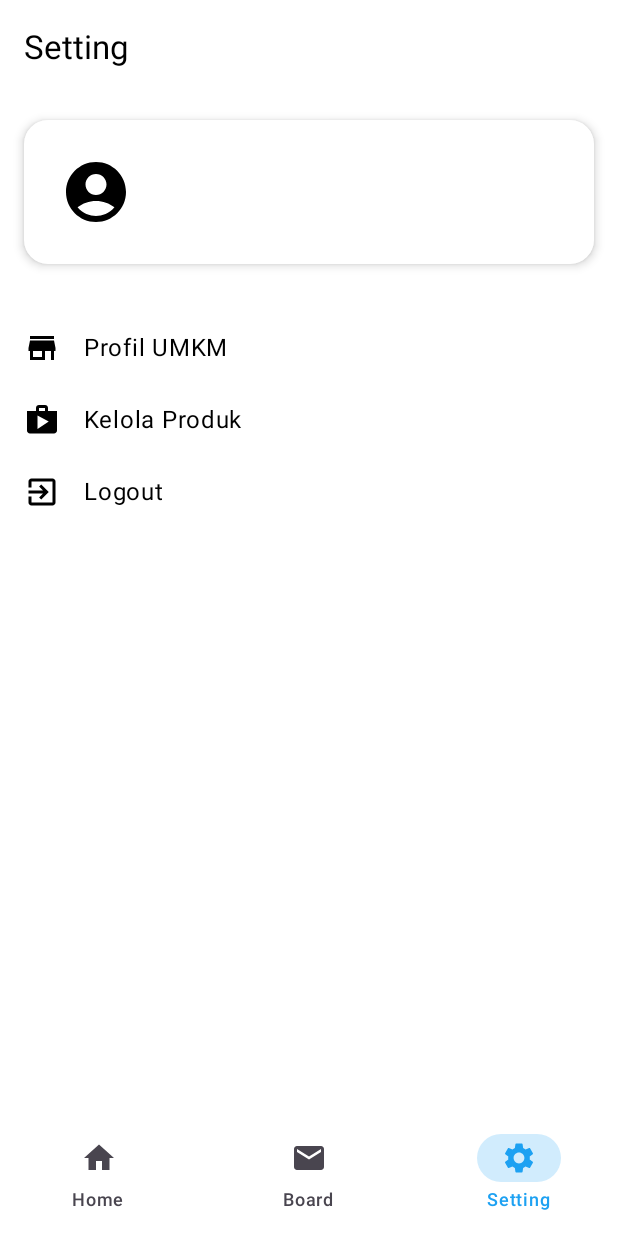
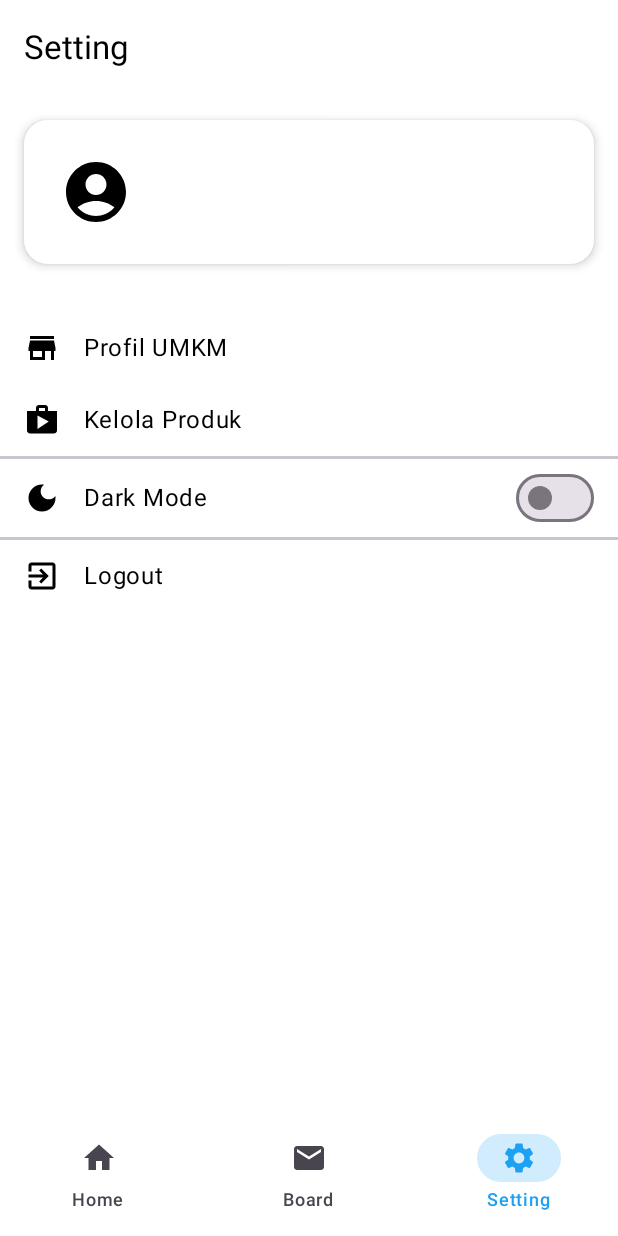
Before and after one commit to hafidz111/busy-mate, an Android app built with Jetpack Compose: the SettingScreen screen opened through its navigation route, on a phone screen of 412 x 824 dp. Run offline under Robolectric (Android 15) with nearby library versions, the phone set to English and light mode, and no system bars; our stand-ins replace Firebase (no records; nobody signed in at launch, a user with empty details on screens opened directly); pictures from the network do not load.

Commit message:
Fitur Dark Mode

```diff
--- a/app/build.gradle.kts
+++ b/app/build.gradle.kts
@@ -63,6 +63,7 @@ dependencies {
     implementation(libs.androidx.ui.tooling.preview)
     implementation(libs.androidx.material3)
     implementation(libs.firebase.database.ktx)
+    implementation(libs.androidx.runtime.livedata)
     testImplementation(libs.junit)
     androidTestImplementation(libs.androidx.junit)
     androidTestImplementation(libs.androidx.espresso.core)
@@ -82,4 +83,8 @@ dependencies {
     implementation(libs.ktor.client.okhttp)
     implementation (libs.kotlinx.coroutines.core)
     implementation (libs.kotlinx.coroutines.android)
+    implementation(libs.androidx.datastore.preferences)
+    implementation(libs.androidx.lifecycle.viewmodel.ktx)
+    implementation(libs.androidx.lifecycle.livedata.ktx)
+    implementation(libs.kotlinx.coroutines.core)
 }
--- a/app/src/main/java/com/example/busymate/BusyMateApp.kt
+++ b/app/src/main/java/com/example/busymate/BusyMateApp.kt
@@ -42,13 +42,15 @@ import com.example.busymate.ui.screen.manageproduct.ManageProductScreen
 import com.example.busymate.ui.screen.profileuser.ProfileUserScreen
 import com.example.busymate.ui.screen.register.RegisterScreen
 import com.example.busymate.ui.screen.setting.SettingScreen
+import com.example.busymate.ui.screen.setting.SettingViewModel
 
 @Composable
 fun BusyMateApp(
     modifier: Modifier = Modifier,
     isLoggedIn: Boolean,
     onLogout: () -> Unit,
-    navController: NavHostController = rememberNavController()
+    navController: NavHostController = rememberNavController(),
+    settingViewModel: SettingViewModel,
 ) {
     val navBackStackEntry by navController.currentBackStackEntryAsState()
     val currentRoute = navBackStackEntry?.destination?.route
@@ -228,7 +230,8 @@ fun BusyMateApp(
                     onProfileUMKM = {
                         navController.navigate("profile_umkm")
                     },
-                    navController = navController
+                    navController = navController,
+                    viewModel = settingViewModel
                 )
             }
             composable(
--- a/app/src/main/java/com/example/busymate/MainActivity.kt
+++ b/app/src/main/java/com/example/busymate/MainActivity.kt
@@ -5,11 +5,19 @@ import android.content.Context
 import android.os.Bundle
 import androidx.activity.ComponentActivity
 import androidx.activity.compose.setContent
+import androidx.compose.runtime.collectAsState
 import androidx.compose.runtime.mutableStateOf
 import androidx.compose.runtime.saveable.rememberSaveable
 import com.example.busymate.ui.theme.BusyMateTheme
 import androidx.compose.runtime.getValue
 import androidx.compose.runtime.setValue
+import androidx.lifecycle.ViewModelProvider
+import com.example.busymate.data.UMKMRepository
+import com.example.busymate.ui.screen.setting.SettingPreferences
+import com.example.busymate.ui.screen.setting.SettingViewModel
+import com.example.busymate.ui.screen.setting.SettingViewModelFactory
+import com.example.busymate.ui.screen.setting.dataStore
+import com.google.firebase.auth.FirebaseAuth
 
 class MainActivity : ComponentActivity() {
     @SuppressLint("UseKtx")
@@ -17,15 +25,24 @@ class MainActivity : ComponentActivity() {
         super.onCreate(savedInstanceState)
         val prefs = getSharedPreferences("app_prefs", Context.MODE_PRIVATE)
         val initiallyLoggedIn = prefs.getBoolean("is_logged_in", false)
+
+        val settingPreferences = SettingPreferences.getInstance(applicationContext.dataStore)
+        val settingViewModel = ViewModelProvider(
+            this,
+            SettingViewModelFactory(UMKMRepository(FirebaseAuth.getInstance()), settingPreferences)
+        )[SettingViewModel::class.java]
+
         setContent {
+            val isDarkMode by settingViewModel.isDarkMode.collectAsState()
             var isLoggedIn by rememberSaveable { mutableStateOf(initiallyLoggedIn) }
 
-            BusyMateTheme {
+            BusyMateTheme(darkTheme = isDarkMode) {
                 BusyMateApp(
                     isLoggedIn = isLoggedIn,
                     onLogout = {
                         isLoggedIn = false
-                    }
+                    },
+                    settingViewModel = settingViewModel
                 )
             }
         }
--- a/app/src/main/java/com/example/busymate/ui/ViewModelFactory.kt
+++ b/app/src/main/java/com/example/busymate/ui/ViewModelFactory.kt
@@ -14,7 +14,6 @@ import com.example.busymate.ui.screen.manageproduct.ManageProductViewModel
 import com.example.busymate.ui.screen.profileumkm.ProfileUMKMViewModel
 import com.example.busymate.ui.screen.profileuser.ProfileUserViewModel
 import com.example.busymate.ui.screen.register.RegisterViewModel
-import com.example.busymate.ui.screen.setting.SettingViewModel
 
 class ViewModelFactory(private val repository: UMKMRepository) :
     ViewModelProvider.NewInstanceFactory() {
@@ -29,8 +28,6 @@ class ViewModelFactory(private val repository: UMKMRepository) :
             return HomeViewModel(repository) as T
         } else if (modelClass.isAssignableFrom(DetailViewModel::class.java)) {
             return DetailViewModel(repository) as T
-        } else if (modelClass.isAssignableFrom(SettingViewModel::class.java)) {
-            return SettingViewModel(repository) as T
         } else if (modelClass.isAssignableFrom(ProfileUMKMViewModel::class.java)) {
             return ProfileUMKMViewModel(repository) as T
         } else if (modelClass.isAssignableFrom(CreateUMKMViewModel::class.java)) {
--- /dev/null
+++ b/app/src/main/java/com/example/busymate/ui/component/SettingListItemWithSwitch.kt
@@ -0,0 +1,48 @@
+package com.example.busymate.ui.component
+
+import androidx.compose.foundation.layout.Row
+import androidx.compose.foundation.layout.Spacer
+import androidx.compose.foundation.layout.fillMaxWidth
+import androidx.compose.foundation.layout.padding
+import androidx.compose.foundation.layout.size
+import androidx.compose.foundation.layout.width
+import androidx.compose.material3.Icon
+import androidx.compose.material3.MaterialTheme
+import androidx.compose.material3.Switch
+import androidx.compose.material3.Text
+import androidx.compose.runtime.Composable
+import androidx.compose.ui.Alignment
+import androidx.compose.ui.Modifier
+import androidx.compose.ui.graphics.vector.ImageVector
+import androidx.compose.ui.unit.dp
+
+@Composable
+fun SettingListItemWithSwitch(
+    icon: ImageVector,
+    title: String,
+    isChecked: Boolean,
+    onCheckedChange: (Boolean) -> Unit
+) {
+    Row(
+        modifier = Modifier
+            .fillMaxWidth()
+            .padding(horizontal = 16.dp, vertical = 2.dp),
+        verticalAlignment = Alignment.CenterVertically
+    ) {
+        Icon(
+            imageVector = icon,
+            contentDescription = null,
+            modifier = Modifier.size(24.dp)
+        )
+        Spacer(modifier = Modifier.width(16.dp))
+        Text(
+            text = title,
+            modifier = Modifier.weight(1f),
+            style = MaterialTheme.typography.bodyLarge
+        )
+        Switch(
+            checked = isChecked,
+            onCheckedChange = onCheckedChange
+        )
+    }
+}
--- /dev/null
+++ b/app/src/main/java/com/example/busymate/ui/screen/setting/SettingPreferences.kt
@@ -0,0 +1,41 @@
+package com.example.busymate.ui.screen.setting
+
+import android.content.Context
+import androidx.datastore.core.DataStore
+import androidx.datastore.preferences.core.Preferences
+import androidx.datastore.preferences.preferencesDataStore
+import kotlinx.coroutines.flow.Flow
+import kotlinx.coroutines.flow.map
+import androidx.datastore.preferences.core.booleanPreferencesKey
+import androidx.datastore.preferences.core.edit
+
+val Context.dataStore: DataStore<Preferences> by preferencesDataStore(name = "settings")
+
+class SettingPreferences private constructor(private val dataStore: DataStore<Preferences>) {
+    private val themeKey = booleanPreferencesKey("theme_setting")
+
+    fun getThemeSetting(): Flow<Boolean> {
+        return dataStore.data.map { preferences ->
+            preferences[themeKey] ?: false
+        }
+    }
+
+    suspend fun saveThemeSetting(isDarkModeActive: Boolean) {
+        dataStore.edit { preference ->
+            preference[themeKey] = isDarkModeActive
+        }
+    }
+
+    companion object {
+        @Volatile
+        private var INSTANCE: SettingPreferences? = null
+
+        fun getInstance(dataStore: DataStore<Preferences>): SettingPreferences {
+            return INSTANCE ?: synchronized(this) {
+                val instance = SettingPreferences(dataStore)
+                INSTANCE = instance
+                instance
+            }
+        }
+    }
+}
--- a/app/src/main/java/com/example/busymate/ui/screen/setting/SettingScreen.kt
+++ b/app/src/main/java/com/example/busymate/ui/screen/setting/SettingScreen.kt
@@ -6,20 +6,22 @@ import androidx.compose.foundation.layout.fillMaxSize
 import androidx.compose.foundation.layout.height
 import androidx.compose.material.icons.Icons
 import androidx.compose.material.icons.automirrored.filled.ExitToApp
+import androidx.compose.material.icons.filled.DarkMode
 import androidx.compose.material.icons.filled.Shop
 import androidx.compose.material.icons.filled.Store
+import androidx.compose.material3.HorizontalDivider
 import androidx.compose.runtime.Composable
+import androidx.compose.runtime.collectAsState
+import androidx.compose.runtime.getValue
 import androidx.compose.ui.Modifier
 import androidx.compose.ui.platform.LocalContext
 import androidx.compose.ui.res.stringResource
 import androidx.compose.ui.unit.dp
-import androidx.lifecycle.viewmodel.compose.viewModel
 import androidx.navigation.NavController
 import com.example.busymate.R
-import com.example.busymate.data.UMKMRepository
-import com.example.busymate.ui.ViewModelFactory
 import com.example.busymate.ui.component.ProfileCard
 import com.example.busymate.ui.component.SettingListItem
+import com.example.busymate.ui.component.SettingListItemWithSwitch
 import com.google.firebase.auth.FirebaseAuth
 
 @Composable
@@ -27,11 +29,11 @@ fun SettingScreen(
     navController: NavController,
     onLogout: () -> Unit,
     onProfileUMKM: () -> Unit,
-    viewModel: SettingViewModel = viewModel(
-        factory = ViewModelFactory(UMKMRepository(FirebaseAuth.getInstance()))
-    )
+    viewModel: SettingViewModel
 ) {
     val context = LocalContext.current
+    val isDarkMode by viewModel.isDarkMode.collectAsState()
+
     Column(modifier = Modifier.fillMaxSize()) {
         ProfileCard(navController = navController)
 
@@ -47,12 +49,22 @@ fun SettingScreen(
             icon = Icons.Default.Shop,
             title = stringResource(R.string.manage_products),
             onClick = {
-                val userId = FirebaseAuth.getInstance().currentUser?.uid
-                userId?.let {
+                FirebaseAuth.getInstance().currentUser?.uid?.let {
                     navController.navigate("manage_product/$it")
                 }
             }
         )
+
+        HorizontalDivider(thickness = 2.dp)
+
+        SettingListItemWithSwitch(
+            icon = Icons.Default.DarkMode,
+            title = stringResource(R.string.dark_mode),
+            isChecked = isDarkMode,
+            onCheckedChange = { viewModel.saveThemeSetting(it) }
+        )
+
+        HorizontalDivider(thickness = 2.dp)
 
         SettingListItem(
             icon = Icons.AutoMirrored.Filled.ExitToApp,
--- a/app/src/main/java/com/example/busymate/ui/screen/setting/SettingViewModel.kt
+++ b/app/src/main/java/com/example/busymate/ui/screen/setting/SettingViewModel.kt
@@ -2,11 +2,34 @@ package com.example.busymate.ui.screen.setting
 
 import android.content.Context
 import androidx.lifecycle.ViewModel
+import androidx.lifecycle.viewModelScope
 import com.example.busymate.data.UMKMRepository
+import kotlinx.coroutines.flow.MutableStateFlow
+import kotlinx.coroutines.flow.StateFlow
+import kotlinx.coroutines.flow.asStateFlow
+import kotlinx.coroutines.launch
 
 class SettingViewModel(
-    private val repository: UMKMRepository
+    private val repository: UMKMRepository,
+    private val pref: SettingPreferences
 ) : ViewModel() {
+    private val _isDarkMode = MutableStateFlow(false)
+    val isDarkMode: StateFlow<Boolean> = _isDarkMode.asStateFlow()
+
+    init {
+        viewModelScope.launch {
+            pref.getThemeSetting().collect { isDark ->
+                _isDarkMode.value = isDark
+            }
+        }
+    }
+
+    fun saveThemeSetting(isDarkModeActive: Boolean) {
+        viewModelScope.launch {
+            pref.saveThemeSetting(isDarkModeActive)
+        }
+    }
+
     fun logout(context: Context, onLoggedOut: () -> Unit) {
         repository.logout(context)
         onLoggedOut()
--- /dev/null
+++ b/app/src/main/java/com/example/busymate/ui/screen/setting/SettingViewModelFactory.kt
@@ -0,0 +1,16 @@
+package com.example.busymate.ui.screen.setting
+
+import androidx.lifecycle.ViewModel
+import androidx.lifecycle.ViewModelProvider
+import com.example.busymate.data.UMKMRepository
+
+class SettingViewModelFactory(private val repository: UMKMRepository, private val pref: SettingPreferences) :
+    ViewModelProvider.NewInstanceFactory() {
+    @Suppress("UNCHECKED_CAST")
+    override fun <T : ViewModel> create(modelClass: Class<T>): T {
+        if (modelClass.isAssignableFrom(SettingViewModel::class.java)) {
+            return SettingViewModel(repository, pref) as T
+        }
+        throw IllegalArgumentException("Unknown ViewModel class: " + modelClass.name)
+    }
+}
--- a/app/src/main/res/values/strings.xml
+++ b/app/src/main/res/values/strings.xml
@@ -58,4 +58,5 @@
     <string name="price_product_text">Harga Produk</string>
     <string name="choose_image">Pilih Gambar</string>
     <string name="close">Tutup</string>
+    <string name="dark_mode">Dark Mode</string>
 </resources>
```
Also changed, not shown: gradle/libs.versions.toml (+8 -0 lines).
